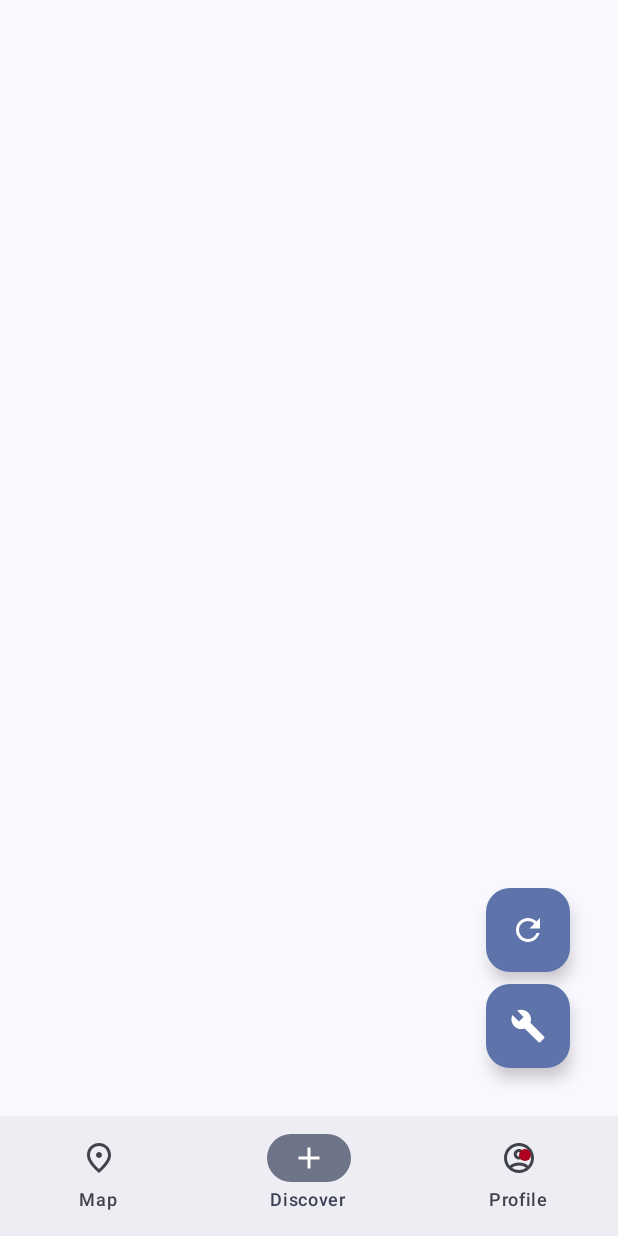
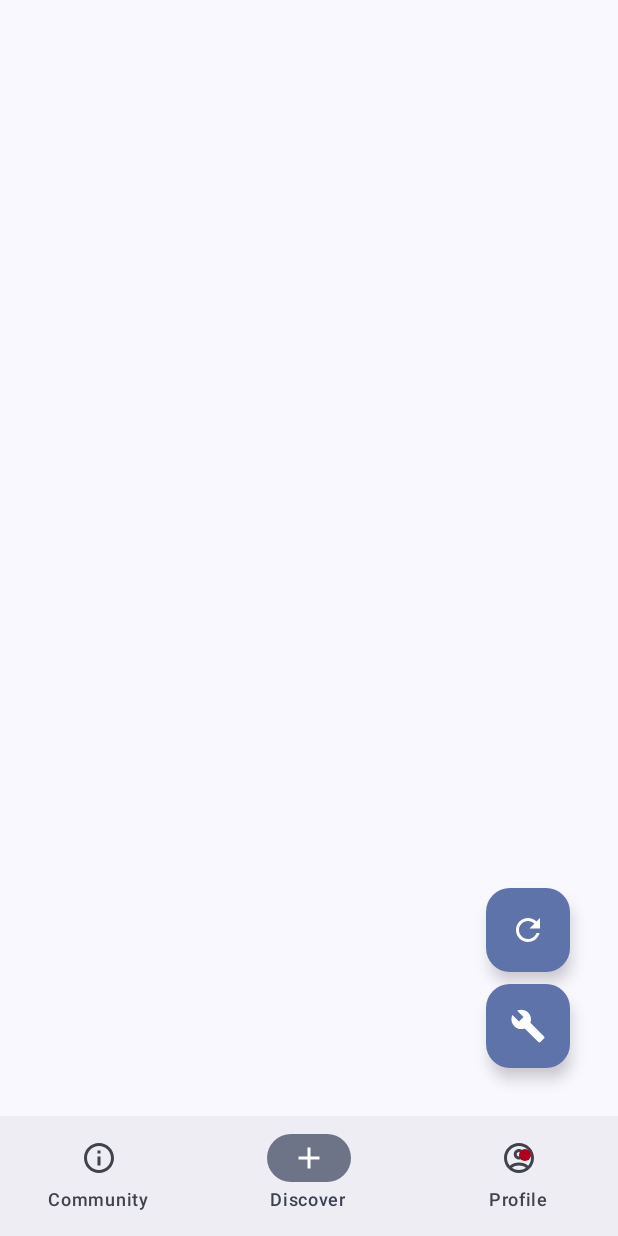
Before and after one commit to LASTA-OUTDOOR/lasta, an Android app built with Jetpack Compose: the MainScreen screen opened through its navigation route, on a phone screen of 412 x 824 dp. Run offline under Robolectric (Android 15) with nearby library versions, the phone set to English and light mode, and no system bars; our stand-ins replace Dagger/Hilt's generated code, Firebase (no records; nobody signed in at launch, a user with empty details on screens opened directly).

Commit message:
Changed the navbar to the add the community icon

```diff
--- a/app/src/main/java/com/lastaoutdoor/lasta/data/social/SocialRepositoryImpl.kt
+++ b/app/src/main/java/com/lastaoutdoor/lasta/data/social/SocialRepositoryImpl.kt
@@ -14,8 +14,7 @@ class SocialRepositoryImpl(private val context: Context) : SocialRepository {
             "https://randomuser",
             "https://randomuser",
             null,
-      )
-    )
+        ))
   }
 
   override fun getLatestFriendActivities(days: Int): List<ActivitiesDatabaseType>? {
@@ -23,4 +22,7 @@ class SocialRepositoryImpl(private val context: Context) : SocialRepository {
   }
 
   override var isConnected: Boolean = true
+    override fun getMessages(): List<String>? {
+        return null
     }
+}
--- a/app/src/main/java/com/lastaoutdoor/lasta/repository/SocialRepository.kt
+++ b/app/src/main/java/com/lastaoutdoor/lasta/repository/SocialRepository.kt
@@ -10,5 +10,12 @@ interface SocialRepository {
 
   // returns all the activities done by friends in the last
   fun getLatestFriendActivities(days: Int): List<ActivitiesDatabaseType>?
+
+  // returns the Internet connection status
   var isConnected: Boolean
+
+  // returns all the messages
+    fun getMessages(): List<String>?
+
+
 }
--- a/app/src/main/java/com/lastaoutdoor/lasta/ui/navigation/MenuNavGraph.kt
+++ b/app/src/main/java/com/lastaoutdoor/lasta/ui/navigation/MenuNavGraph.kt
@@ -21,7 +21,7 @@ fun MenuNavGraph(
       route = RootScreen.Main.route,
       modifier = modifier.testTag("MenuNavGraph"),
       startDestination = LeafScreen.Discover.route) {
-        composable(LeafScreen.Map.route) { SocialScreen() }
+        composable(LeafScreen.Social.route) { SocialScreen() }
         composable(LeafScreen.Discover.route) { DiscoveryScreen() }
         composable(LeafScreen.Profile.route) {
           ProfileScreen(rootNavController = rootNavController)
--- a/app/src/main/java/com/lastaoutdoor/lasta/ui/navigation/MenuNavigation.kt
+++ b/app/src/main/java/com/lastaoutdoor/lasta/ui/navigation/MenuNavigation.kt
@@ -4,9 +4,13 @@ import androidx.compose.material.Badge
 import androidx.compose.material.icons.Icons
 import androidx.compose.material.icons.filled.AccountCircle
 import androidx.compose.material.icons.filled.Add
+import androidx.compose.material.icons.filled.Face
+import androidx.compose.material.icons.filled.Info
 import androidx.compose.material.icons.filled.Place
 import androidx.compose.material.icons.outlined.AccountCircle
 import androidx.compose.material.icons.outlined.Add
+import androidx.compose.material.icons.outlined.Face
+import androidx.compose.material.icons.outlined.Info
 import androidx.compose.material.icons.outlined.Place
 import androidx.compose.material3.BadgedBox
 import androidx.compose.material3.Icon
@@ -34,9 +38,9 @@ fun MenuNavigation(navController: NavHostController) {
   val items =
       listOf(
           MenuNavigationItem(
-              route = LeafScreen.Map.route,
-              selectedIcon = Icons.Filled.Place,
-              unselectedIcon = Icons.Outlined.Place,
+              route = LeafScreen.Social.route,
+              selectedIcon = Icons.Filled.Info,
+              unselectedIcon = Icons.Outlined.Info,
               hasNews = false,
           ),
           MenuNavigationItem(
--- a/app/src/main/java/com/lastaoutdoor/lasta/ui/navigation/Routes.kt
+++ b/app/src/main/java/com/lastaoutdoor/lasta/ui/navigation/Routes.kt
@@ -13,7 +13,7 @@ sealed class RootScreen(val route: String) {
 
 /** Sealed class representing all possible leaf screens in the application */
 sealed class LeafScreen(val route: String) {
-  object Map : LeafScreen("Map")
+  object Social : LeafScreen("Community")
 
   object Discover : LeafScreen("Discover")
 
--- a/app/src/main/java/com/lastaoutdoor/lasta/ui/screen/social/components/FriendActivities.kt
+++ b/app/src/main/java/com/lastaoutdoor/lasta/ui/screen/social/components/FriendsActivities.kt
@@ -22,7 +22,7 @@ import com.lastaoutdoor.lasta.viewmodel.SocialViewModel
 
 @Composable
 fun FriendsActivityList(viewModel: SocialViewModel = hiltViewModel()) {
-  if (viewModel.friends.isNullOrEmpty()) {
+  if (viewModel.latestFriendActivities.isNullOrEmpty()) {
     FriendsMissing()
     return
   }
```
Also changed, not shown: app/src/main/java/com/lastaoutdoor/lasta/ui/screen/social/SocialScreen.kt (+8 -9 lines), app/src/main/java/com/lastaoutdoor/lasta/ui/screen/social/components/FriendsList.kt (added, +50 -0 lines), app/src/main/java/com/lastaoutdoor/lasta/ui/screen/social/components/MessageList.kt (added, +16 -0 lines), app/src/main/java/com/lastaoutdoor/lasta/ui/screen/social/components/Missing.kt (+19 -1 lines), app/src/main/java/com/lastaoutdoor/lasta/ui/screen/social/components/Tabs.kt (+8 -22 lines), app/src/main/java/com/lastaoutdoor/lasta/viewmodel/SocialViewModel.kt (+9 -1 lines). Lines whose indentation alone changed are shown as unchanged.
